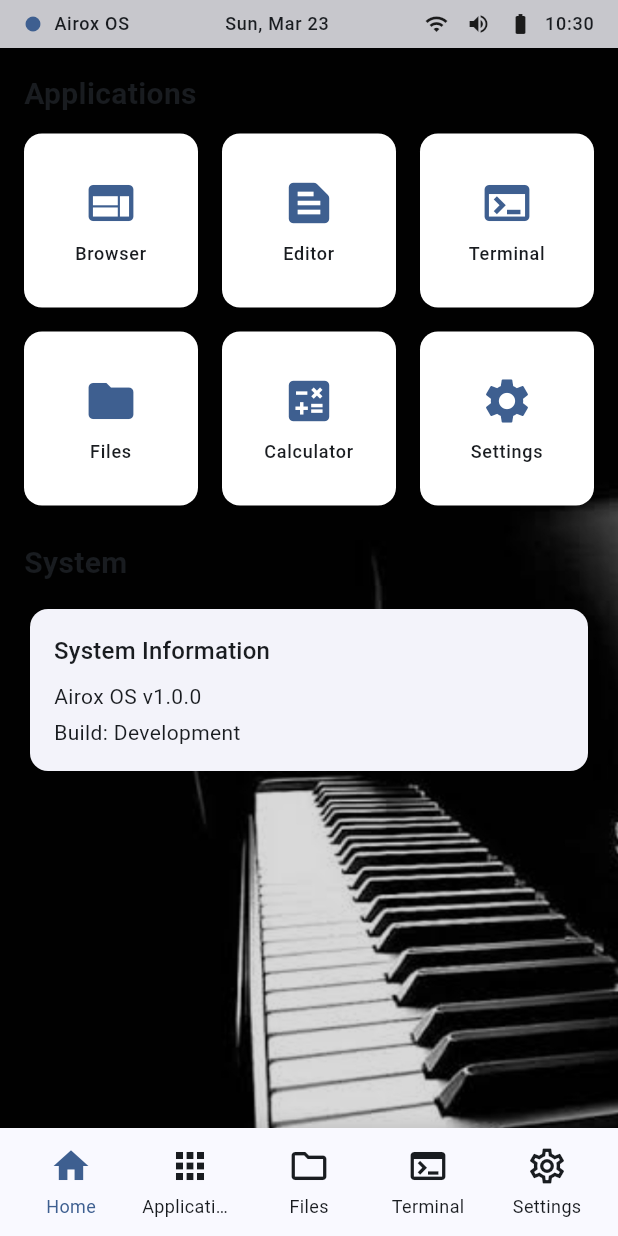
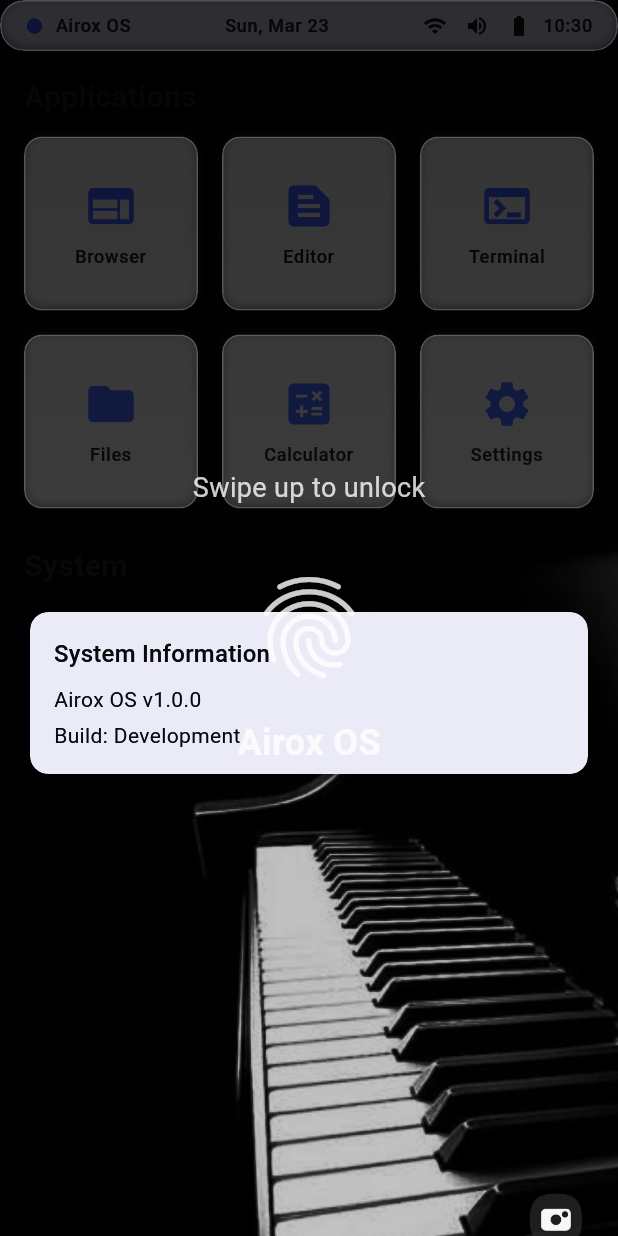
Before and after one commit to airox-os/airoxui, a Flutter app: the screen it shows after launch, on a phone screen of 412 x 824 dp. Run offline on Flutter 3.47's test engine with Material 3 defaults, Android fonts, the phone set to English and light mode, and no system bars.

Commit message:
🚸 Updated screens, widgets, and system status bar with improved user experience.

```diff
--- a/lib/src/screens/home_screen.dart
+++ b/lib/src/screens/home_screen.dart
@@ -12,15 +12,32 @@ class HomeScreen extends StatefulWidget {
   State<HomeScreen> createState() => _HomeScreenState();
 }
 
-class _HomeScreenState extends State<HomeScreen> {
+class _HomeScreenState extends State<HomeScreen>
+    with SingleTickerProviderStateMixin {
   int _selectedIndex = 0;
+  bool _isLocked = true;
+  late AnimationController _fingerprintController;
+
+  @override
+  void initState() {
+    super.initState();
+    _fingerprintController = AnimationController(
+      vsync: this,
+      duration: const Duration(seconds: 2),
+    )..repeat(reverse: true);
+  }
+
+  @override
+  void dispose() {
+    _fingerprintController.dispose();
+    super.dispose();
+  }
 
   @override
   Widget build(BuildContext context) {
     final isMobile = MediaQuery.of(context).size.width < 600;
 
     return Scaffold(
-      // Removed the appBar property
       body: Stack(
         children: [
           // Background image
@@ -32,7 +49,7 @@ class _HomeScreenState extends State<HomeScreen> {
               fit: BoxFit.cover,
             ),
           ),
-          // Foreground content
+          // Home screen content
           Column(
             children: [
               const SystemStatusBar(),
@@ -45,10 +62,23 @@ class _HomeScreenState extends State<HomeScreen> {
               if (!isMobile) Dock(items: _dockItems, isMobile: false),
             ],
           ),
+          // Lock screen overlay
+          if (_isLocked)
+            Positioned.fill(
+              child: _LockScreen(
+                isMobile: isMobile,
+                fingerprintAnimation: _fingerprintController,
+                onUnlock: () {
+                  setState(() {
+                    _isLocked = false;
+                  });
+                },
+              ),
+            ),
         ],
       ),
       bottomNavigationBar:
-          isMobile
+          isMobile && !_isLocked
               ? Dock(
                 items: _dockItems,
                 isMobile: true,
@@ -289,3 +319,75 @@ class _DesktopHomeLayout extends StatelessWidget {
     );
   }
 }
+
+class _LockScreen extends StatelessWidget {
+  final bool isMobile;
+  final AnimationController fingerprintAnimation;
+  final VoidCallback onUnlock;
+
+  const _LockScreen({
+    required this.isMobile,
+    required this.fingerprintAnimation,
+    required this.onUnlock,
+  });
+
+  @override
+  Widget build(BuildContext context) {
+    return GestureDetector(
+      onVerticalDragEnd: (details) {
+        if (details.primaryVelocity! < -100) {
+          onUnlock();
+        }
+      },
+      child: Container(
+        decoration: BoxDecoration(
+          gradient: LinearGradient(
+            colors: [
+              Colors.black.withOpacity(0.8),
+              Colors.black.withOpacity(0.6),
+            ],
+            begin: Alignment.topCenter,
+            end: Alignment.bottomCenter,
+          ),
+          backgroundBlendMode: BlendMode.overlay,
+        ),
+        child: Column(
+          mainAxisAlignment: MainAxisAlignment.center,
+          children: [
+            Text(
+              'Swipe up to unlock',
+              style: TextStyle(
+                color: Colors.white.withOpacity(0.8),
+                fontSize: isMobile ? 18 : 24,
+              ),
+            ),
+            const SizedBox(height: 40),
+            AnimatedBuilder(
+              animation: fingerprintAnimation,
+              builder: (context, child) {
+                return Transform.scale(
+                  scale: 1 + 0.1 * fingerprintAnimation.value,
+                  child: child,
+                );
+              },
+              child: Icon(
+                Icons.fingerprint,
+                size: isMobile ? 80 : 120,
+                color: Colors.white.withOpacity(0.8),
+              ),
+            ),
+            const SizedBox(height: 20),
+            Text(
+              'Airox OS',
+              style: TextStyle(
+                color: Colors.white.withOpacity(0.8),
+                fontSize: isMobile ? 24 : 32,
+                fontWeight: FontWeight.bold,
+              ),
+            ),
+          ],
+        ),
+      ),
+    );
+  }
+}
--- a/lib/src/widgets/app_tile.dart
+++ b/lib/src/widgets/app_tile.dart
@@ -27,15 +27,23 @@ class AppTile extends StatelessWidget {
         decoration: BoxDecoration(
           color:
               backgroundColor ??
-              (isLightTheme ? Colors.white : theme.colorScheme.surface),
+              (isLightTheme
+                  ? Colors.white.withOpacity(0.5)
+                  : theme.colorScheme.surface.withOpacity(0.5)),
           borderRadius: BorderRadius.circular(12),
           boxShadow: [
             BoxShadow(
-              color: Colors.black.withOpacity(0.05),
+              color: Colors.black.withOpacity(0.2),
+              blurRadius: 10,
+              offset: const Offset(0, 4),
+            ),
+            BoxShadow(
+              color: Colors.white.withOpacity(0.1),
               blurRadius: 5,
-              offset: const Offset(0, 2),
+              offset: const Offset(0, -2),
             ),
           ],
+          border: Border.all(color: Colors.white.withOpacity(0.2), width: 1),
         ),
         child: Column(
           mainAxisAlignment: MainAxisAlignment.center,
--- a/lib/src/widgets/dock.dart
+++ b/lib/src/widgets/dock.dart
@@ -94,16 +94,21 @@ class Dock extends StatelessWidget {
         margin: const EdgeInsets.only(bottom: 16),
         padding: const EdgeInsets.symmetric(horizontal: 10, vertical: 5),
         decoration: BoxDecoration(
-          color: Theme.of(context).colorScheme.surface.withOpacity(0.8),
+          color: Theme.of(context).colorScheme.surface.withOpacity(0.5),
           borderRadius: BorderRadius.circular(16),
           boxShadow: [
             BoxShadow(
-              color: Colors.black.withOpacity(0.2),
-              blurRadius: 10,
-              spreadRadius: 1,
+              color: Colors.black.withOpacity(0.3),
+              blurRadius: 15,
+              offset: const Offset(0, 6),
+            ),
+            BoxShadow(
+              color: Colors.white.withOpacity(0.1),
+              blurRadius: 5,
+              offset: const Offset(0, -2),
             ),
           ],
-          border: Border.all(color: Colors.white.withOpacity(0.2), width: 0.5),
+          border: Border.all(color: Colors.white.withOpacity(0.2), width: 1),
         ),
         child: Row(
           mainAxisSize: MainAxisSize.min,
@@ -137,8 +142,15 @@ class Dock extends StatelessWidget {
           width: 48,
           height: 48,
           decoration: BoxDecoration(
-            color: Theme.of(context).colorScheme.primary.withOpacity(0.1),
+            color: Theme.of(context).colorScheme.primary.withOpacity(0.2),
             borderRadius: BorderRadius.circular(12),
+            boxShadow: [
+              BoxShadow(
+                color: Colors.black.withOpacity(0.2),
+                blurRadius: 8,
+                offset: const Offset(0, 4),
+              ),
+            ],
           ),
           child: Icon(
             item.icon,
--- a/lib/src/widgets/system_status_bar.dart
+++ b/lib/src/widgets/system_status_bar.dart
@@ -72,7 +72,23 @@ class _SystemStatusBarState extends State<SystemStatusBar> {
   Widget build(BuildContext context) {
     return Container(
       padding: const EdgeInsets.symmetric(horizontal: 16, vertical: 8),
-      color: Theme.of(context).colorScheme.background.withOpacity(0.8),
+      decoration: BoxDecoration(
+        color: Theme.of(context).colorScheme.background.withOpacity(0.5),
+        borderRadius: BorderRadius.circular(16),
+        boxShadow: [
+          BoxShadow(
+            color: Colors.black.withOpacity(0.2),
+            blurRadius: 10,
+            offset: const Offset(0, 4),
+          ),
+          BoxShadow(
+            color: Colors.white.withOpacity(0.1),
+            blurRadius: 5,
+            offset: const Offset(0, -2),
+          ),
+        ],
+        border: Border.all(color: Colors.white.withOpacity(0.2), width: 1),
+      ),
       child: Row(
         mainAxisAlignment: MainAxisAlignment.spaceBetween,
         children: [
```
